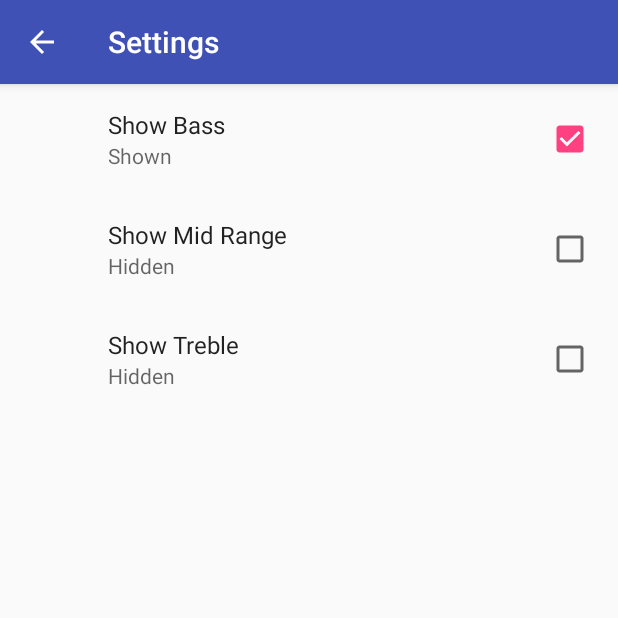
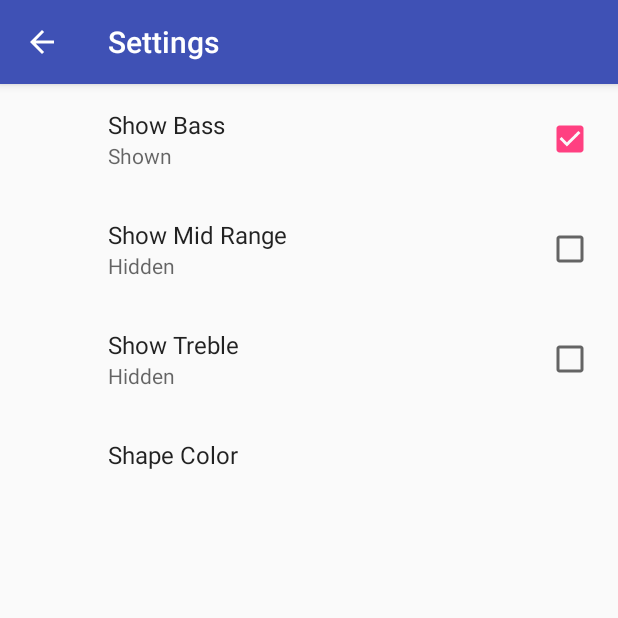
Before and after one commit to thatsabhi22/udacity-visualizer-preferences-app, an Android app: the screen it shows after launch (SettingsActivity), in the options menu, after a tap on "Settings", on a phone screen of 412 x 824 dp, the top half of it. Run offline under Robolectric (Android 15) with nearby library versions, the phone set to English and light mode, and no system bars; our stand-ins replace androidx.preference; 1 statement that could not run was skipped.

Commit message:
ListPreference has been implemented with summary Color Preference added as the listPreference Array of the colors added to arrays.xml

```diff
--- a/app/src/main/java/android/example/com/visualizerpreferences/SettingsFragment.java
+++ b/app/src/main/java/android/example/com/visualizerpreferences/SettingsFragment.java
@@ -1,16 +1,94 @@
 package android.example.com.visualizerpreferences;
 
+import android.content.SharedPreferences;
 import android.os.Bundle;
+import android.support.v7.preference.CheckBoxPreference;
+import android.support.v7.preference.ListPreference;
+import android.support.v7.preference.Preference;
 import android.support.v7.preference.PreferenceFragmentCompat;
+import android.support.v7.preference.PreferenceScreen;
 
 /**
  * Created by aviator on 11/02/18.
  */
 
-public class SettingsFragment extends PreferenceFragmentCompat {
+public class SettingsFragment extends PreferenceFragmentCompat implements
+        SharedPreferences.OnSharedPreferenceChangeListener {
 
     @Override
-    public void onCreatePreferences(Bundle savedInstanceState, String rootKey) {
+    public void onCreatePreferences(Bundle bundle, String s) {
+
+        // Add visualizer preferences, defined in the XML file in res->xml->pref_visualizer
         addPreferencesFromResource(R.xml.pref_visualizer);
+
+        // all of the preferences if it is not a checkbox preference, call the setSummary method
+        // passing in a preference and the value of the preference
+
+        SharedPreferences sharedPreferences = getPreferenceScreen().getSharedPreferences();
+        PreferenceScreen prefScreen = getPreferenceScreen();
+        int count = prefScreen.getPreferenceCount();
+
+        // Go through all of the preferences, and set up their preference summary.
+        for (int i = 0; i < count; i++) {
+            Preference p = prefScreen.getPreference(i);
+            // You don't need to set up preference summaries for checkbox preferences because
+            // they are already set up in xml using summaryOff and summary On
+            if (!(p instanceof CheckBoxPreference)) {
+                String value = sharedPreferences.getString(p.getKey(), "");
+                setPreferenceSummary(p, value);
+            }
+        }
+    }
+
+    // call setPreferenceSummary on the changed preference
+    @Override
+    public void onSharedPreferenceChanged(SharedPreferences sharedPreferences, String key) {
+        // Figure out which preference was changed
+        Preference preference = findPreference(key);
+        if (null != preference) {
+            // Updates the summary for the preference
+            if (!(preference instanceof CheckBoxPreference)) {
+                String value = sharedPreferences.getString(preference.getKey(), "");
+                setPreferenceSummary(preference, value);
+            }
+        }
+    }
+
+    // This method should check if the preference is a ListPreference and, if so, find the label
+    // associated with the value. You can do this by using the findIndexOfValue and getEntries methods
+    // of Preference.
+
+    /**
+     * Updates the summary for the preference
+     *
+     * @param preference The preference to be updated
+     * @param value      The value that the preference was updated to
+     */
+    private void setPreferenceSummary(Preference preference, String value) {
+        if (preference instanceof ListPreference) {
+            // For list preferences, figure out the label of the selected value
+            ListPreference listPreference = (ListPreference) preference;
+            int prefIndex = listPreference.findIndexOfValue(value);
+            if (prefIndex >= 0) {
+                // Set the summary to that label
+                listPreference.setSummary(listPreference.getEntries()[prefIndex]);
+            }
+        }
+    }
+
+    // onCreate and onDestroy respectively.
+
+    @Override
+    public void onCreate(Bundle savedInstanceState) {
+        super.onCreate(savedInstanceState);
+        getPreferenceScreen().getSharedPreferences()
+                .registerOnSharedPreferenceChangeListener(this);
+    }
+
+    @Override
+    public void onDestroy() {
+        super.onDestroy();
+        getPreferenceScreen().getSharedPreferences()
+                .unregisterOnSharedPreferenceChangeListener(this);
     }
 }
--- a/app/src/main/java/android/example/com/visualizerpreferences/VisualizerActivity.java
+++ b/app/src/main/java/android/example/com/visualizerpreferences/VisualizerActivity.java
@@ -58,8 +58,8 @@ public class VisualizerActivity extends AppCompatActivity
         mVisualizerView.setShowTreble(sharedPreferences.getBoolean(getString(R.string.pref_show_treble_key),
                 getResources().getBoolean(R.bool.pref_show_treble_default)));
         mVisualizerView.setMinSizeScale(1);
-        mVisualizerView.setColor(getString(R.string.pref_color_red_value));
-
+        loadColorFromPreferences(sharedPreferences);
+        // Register the listener
         sharedPreferences.registerOnSharedPreferenceChangeListener(this);
     }
 
@@ -152,6 +152,11 @@ public class VisualizerActivity extends AppCompatActivity
         return super.onOptionsItemSelected(item);
     }
 
+    private void loadColorFromPreferences(SharedPreferences sharedPreferences) {
+        mVisualizerView.setColor(sharedPreferences.getString(getString(R.string.pref_color_key),
+                getString(R.string.pref_color_red_value)));
+    }
+
     @Override
     public void onSharedPreferenceChanged(SharedPreferences sharedPreferences, String key) {
         if (key.equals(getString(R.string.pref_show_bass_key))) {
@@ -160,6 +165,8 @@ public class VisualizerActivity extends AppCompatActivity
             mVisualizerView.setShowMid(sharedPreferences.getBoolean(key, getResources().getBoolean(R.bool.pref_show_mid_range_default)));
         } else if (key.equals(getString(R.string.pref_show_treble_key))) {
             mVisualizerView.setShowTreble(sharedPreferences.getBoolean(key, getResources().getBoolean(R.bool.pref_show_treble_default)));
+        } else if (key.equals(getString(R.string.pref_color_key))) {
+            loadColorFromPreferences(sharedPreferences);
         }
     }
 }
--- /dev/null
+++ b/app/src/main/res/values/arrays.xml
@@ -0,0 +1,15 @@
+<?xml version="1.0" encoding="utf-8"?>
+<resources>
+    <!-- Label ordering must match values -->
+    <array name="pref_color_option_labels">
+        <item>@string/pref_color_label_red</item>
+        <item>@string/pref_color_label_blue</item>
+        <item>@string/pref_color_label_green</item>
+    </array>
+
+    <array name="pref_color_option_values">
+        <item>@string/pref_color_red_value</item>
+        <item>@string/pref_color_blue_value</item>
+        <item>@string/pref_color_green_value</item>
+    </array>
+</resources>
--- a/app/src/main/res/values/strings.xml
+++ b/app/src/main/res/values/strings.xml
@@ -20,11 +20,16 @@
     <!-- Key name for storing treble in SharedPreferences -->
     <string name="pref_show_treble_key" translatable="false">show_treble</string>
 
+    <!-- Label for red color preference -->
+    <string name="pref_color_label_red">Red</string>
+    <!-- Label for blue color preference -->
+    <string name="pref_color_label_blue">Blue</string>
+    <!-- Label for green color preference -->
+    <string name="pref_color_label_green">Green</string>
 
     <!-- Summary for Checkboxes -->
     <string name="pref_show_true">Shown</string>
     <string name="pref_show_false">Hidden</string>
-
 
     <!-- Value in SharedPreferences for red color option -->
     <string name="pref_color_red_value" translatable="false">red</string>
@@ -36,4 +41,11 @@
     <string name="pref_color_green_value" translatable="false">green</string>
 
     <string name="action_settings">Settings</string>
+
+    <!-- Label for the color preference -->
+    <string name="pref_color_label">Shape Color</string>
+
+    <!-- Key name for color preference in SharedPreferences -->
+    <string name="pref_color_key" translatable="false">color</string>
+
 </resources>
--- a/app/src/main/res/xml/pref_visualizer.xml
+++ b/app/src/main/res/xml/pref_visualizer.xml
@@ -20,4 +20,12 @@
         android:summaryOff="@string/pref_show_false"
         android:summaryOn="@string/pref_show_true"
         android:title="@string/pref_show_treble_label" />
+
+    <ListPreference
+        android:defaultValue="@string/pref_color_red_value"
+        android:entries="@array/pref_color_option_labels"
+        android:entryValues="@array/pref_color_option_values"
+        android:key="@string/pref_color_key"
+        android:title="@string/pref_color_label" />
+
 </PreferenceScreen>
```
